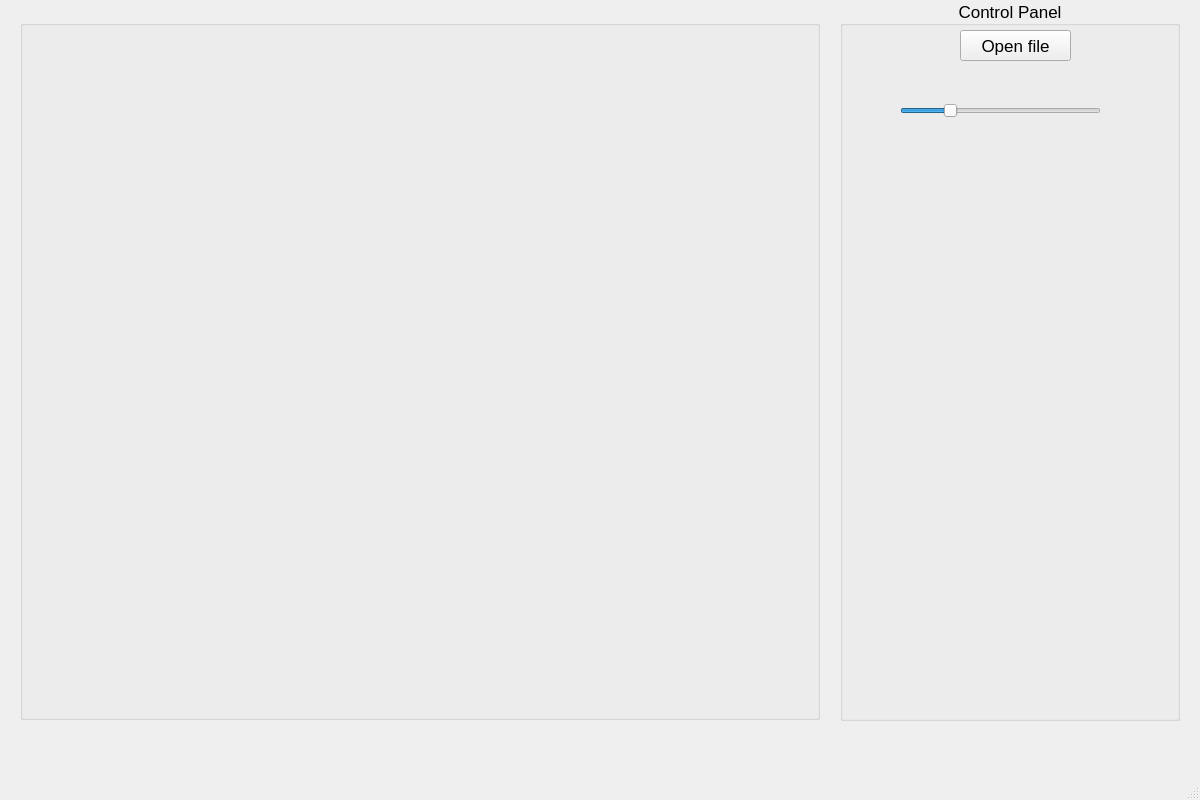
Before: the Qt Designer form 3dViewer_v.1.0/mainwindow.ui in turboswanson/basic, drawn with Qt 5.
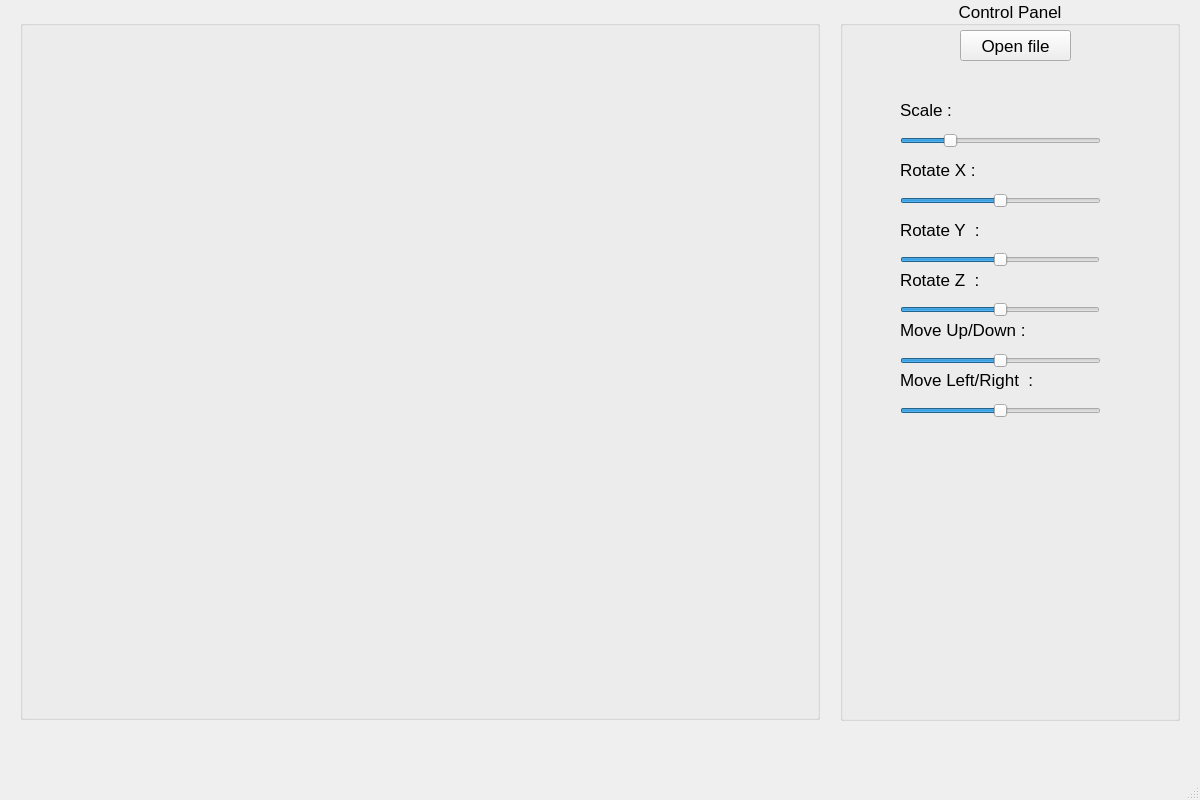
After: the same form once the commit is applied.

The edit to the form file:
```diff
--- a/3dViewer_v.1.0/mainwindow.ui
+++ b/3dViewer_v.1.0/mainwindow.ui
@@ -76,7 +76,7 @@
      <property name="geometry">
       <rect>
        <x>60</x>
-       <y>90</y>
+       <y>120</y>
        <width>201</width>
        <height>41</height>
       </rect>
@@ -97,17 +97,180 @@
       <enum>Qt::Horizontal</enum>
      </property>
     </widget>
+    <widget class="QSlider" name="rotationSlider">
+     <property name="geometry">
+      <rect>
+       <x>60</x>
+       <y>180</y>
+       <width>201</width>
+       <height>41</height>
+      </rect>
+     </property>
+     <property name="minimum">
+      <number>-360</number>
+     </property>
+     <property name="maximum">
+      <number>360</number>
+     </property>
+     <property name="sliderPosition">
+      <number>0</number>
+     </property>
+     <property name="orientation">
+      <enum>Qt::Horizontal</enum>
+     </property>
+    </widget>
+    <widget class="QSlider" name="moveSlider">
+     <property name="geometry">
+      <rect>
+       <x>60</x>
+       <y>340</y>
+       <width>201</width>
+       <height>41</height>
+      </rect>
+     </property>
+     <property name="minimum">
+      <number>-10</number>
+     </property>
+     <property name="maximum">
+      <number>10</number>
+     </property>
+     <property name="orientation">
+      <enum>Qt::Horizontal</enum>
+     </property>
+    </widget>
+    <widget class="QSlider" name="movelrSlider">
+     <property name="geometry">
+      <rect>
+       <x>60</x>
+       <y>390</y>
+       <width>201</width>
+       <height>41</height>
+      </rect>
+     </property>
+     <property name="minimum">
+      <number>-10</number>
+     </property>
+     <property name="maximum">
+      <number>10</number>
+     </property>
+     <property name="orientation">
+      <enum>Qt::Horizontal</enum>
+     </property>
+    </widget>
     <widget class="QLabel" name="scaleLbl">
      <property name="geometry">
       <rect>
-       <x>280</x>
+       <x>60</x>
        <y>100</y>
-       <width>41</width>
-       <height>21</height>
+       <width>200</width>
+       <height>20</height>
       </rect>
      </property>
      <property name="text">
-      <string/>
+      <string>Scale : </string>
+     </property>
+    </widget>
+    <widget class="QLabel" name="scaleLbl_2">
+     <property name="geometry">
+      <rect>
+       <x>60</x>
+       <y>160</y>
+       <width>200</width>
+       <height>20</height>
+      </rect>
+     </property>
+     <property name="text">
+      <string>Rotate X : </string>
+     </property>
+    </widget>
+    <widget class="QLabel" name="scaleLbl_3">
+     <property name="geometry">
+      <rect>
+       <x>60</x>
+       <y>220</y>
+       <width>200</width>
+       <height>20</height>
+      </rect>
+     </property>
+     <property name="text">
+      <string>Rotate Y  : </string>
+     </property>
+    </widget>
+    <widget class="QSlider" name="rotateYSlider">
+     <property name="geometry">
+      <rect>
+       <x>60</x>
+       <y>240</y>
+       <width>200</width>
+       <height>40</height>
+      </rect>
+     </property>
+     <property name="minimum">
+      <number>-360</number>
+     </property>
+     <property name="maximum">
+      <number>360</number>
+     </property>
+     <property name="orientation">
+      <enum>Qt::Horizontal</enum>
+     </property>
+    </widget>
+    <widget class="QLabel" name="scaleLbl_4">
+     <property name="geometry">
+      <rect>
+       <x>60</x>
+       <y>270</y>
+       <width>200</width>
+       <height>20</height>
+      </rect>
+     </property>
+     <property name="text">
+      <string>Rotate Z  : </string>
+     </property>
+    </widget>
+    <widget class="QSlider" name="rotateZSlider">
+     <property name="geometry">
+      <rect>
+       <x>60</x>
+       <y>290</y>
+       <width>200</width>
+       <height>40</height>
+      </rect>
+     </property>
+     <property name="minimum">
+      <number>-360</number>
+     </property>
+     <property name="maximum">
+      <number>360</number>
+     </property>
+     <property name="orientation">
+      <enum>Qt::Horizontal</enum>
+     </property>
+    </widget>
+    <widget class="QLabel" name="scaleLbl_5">
+     <property name="geometry">
+      <rect>
+       <x>60</x>
+       <y>320</y>
+       <width>200</width>
+       <height>20</height>
+      </rect>
+     </property>
+     <property name="text">
+      <string>Move Up/Down : </string>
+     </property>
+    </widget>
+    <widget class="QLabel" name="scaleLbl_6">
+     <property name="geometry">
+      <rect>
+       <x>60</x>
+       <y>370</y>
+       <width>200</width>
+       <height>20</height>
+      </rect>
+     </property>
+     <property name="text">
+      <string>Move Left/Right  : </string>
      </property>
     </widget>
    </widget>
```
